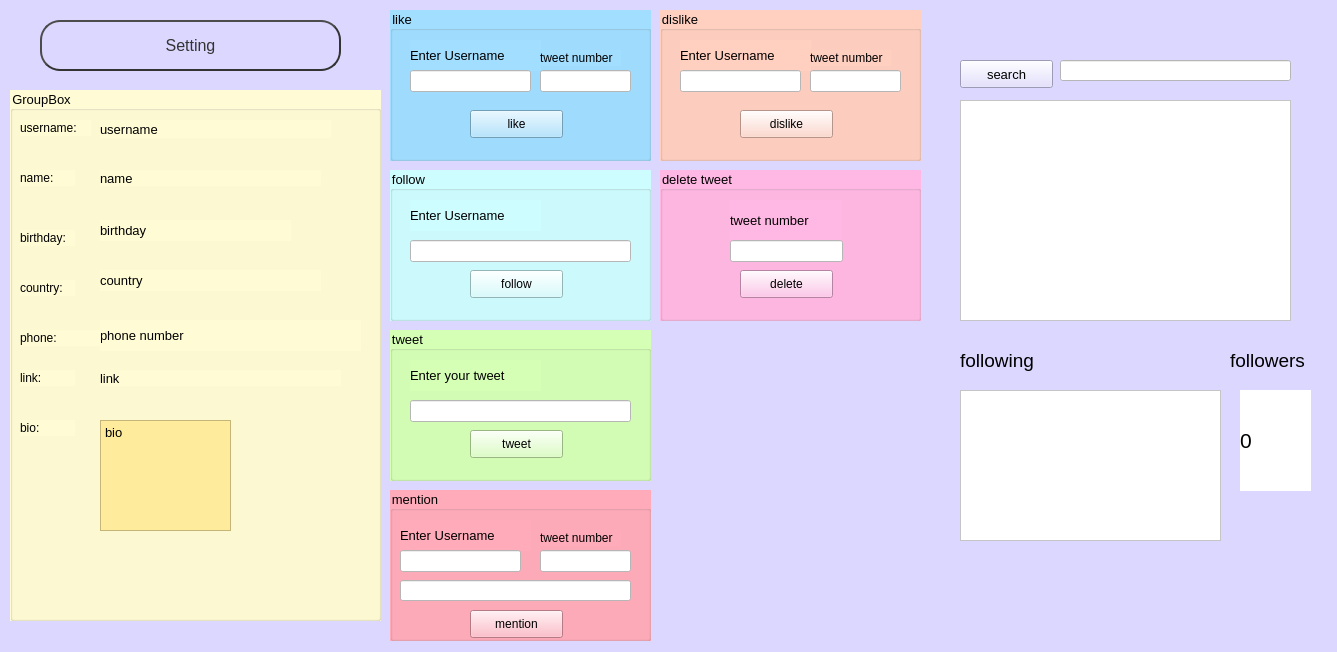
First picture: the form in profile.ui, repository romina-kh/project2_rm, before the edit.
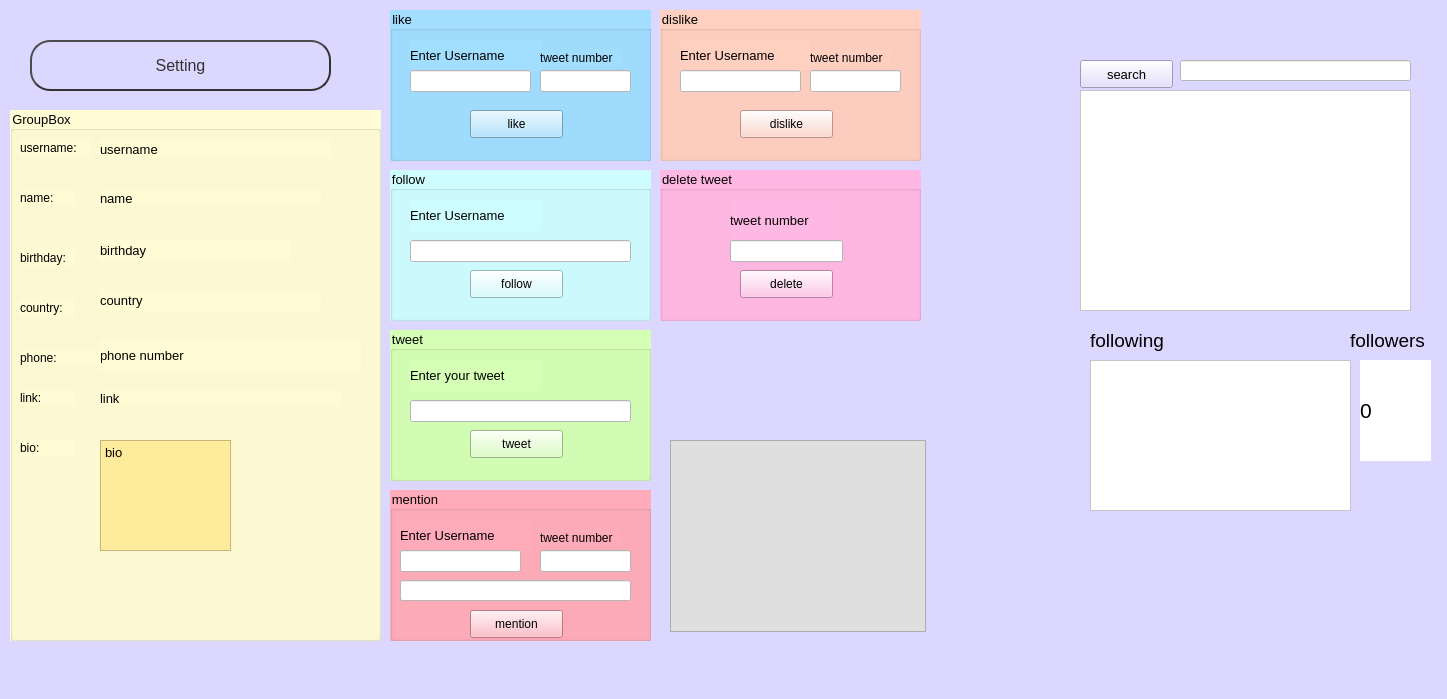
Second picture: the form after the edit.

What changed in the file:
```diff
--- a/profile.ui
+++ b/profile.ui
@@ -6,8 +6,8 @@
    <rect>
     <x>0</x>
     <y>0</y>
-    <width>1337</width>
-    <height>652</height>
+    <width>1447</width>
+    <height>699</height>
    </rect>
   </property>
   <property name="font">
@@ -25,7 +25,7 @@
    <property name="geometry">
     <rect>
      <x>10</x>
-     <y>90</y>
+     <y>110</y>
      <width>371</width>
      <height>531</height>
     </rect>
@@ -264,8 +264,8 @@
   <widget class="QPushButton" name="btn_setting">
    <property name="geometry">
     <rect>
-     <x>40</x>
-     <y>20</y>
+     <x>30</x>
+     <y>40</y>
      <width>301</width>
      <height>51</height>
     </rect>
@@ -607,7 +607,7 @@
   <widget class="QLineEdit" name="ln_search_pro">
    <property name="geometry">
     <rect>
-     <x>1060</x>
+     <x>1180</x>
      <y>60</y>
      <width>231</width>
      <height>21</height>
@@ -706,7 +706,7 @@
   <widget class="QPushButton" name="btn_search">
    <property name="geometry">
     <rect>
-     <x>960</x>
+     <x>1080</x>
      <y>60</y>
      <width>93</width>
      <height>28</height>
@@ -779,8 +779,8 @@
   <widget class="QListWidget" name="list_pro">
    <property name="geometry">
     <rect>
-     <x>960</x>
-     <y>100</y>
+     <x>1080</x>
+     <y>90</y>
      <width>331</width>
      <height>221</height>
     </rect>
@@ -792,8 +792,8 @@
   <widget class="QLabel" name="lbl_following">
    <property name="geometry">
     <rect>
-     <x>960</x>
-     <y>340</y>
+     <x>1090</x>
+     <y>320</y>
      <width>91</width>
      <height>41</height>
     </rect>
@@ -810,8 +810,8 @@
   <widget class="QListWidget" name="listWidget_following">
    <property name="geometry">
     <rect>
-     <x>960</x>
-     <y>390</y>
+     <x>1090</x>
+     <y>360</y>
      <width>261</width>
      <height>151</height>
     </rect>
@@ -823,8 +823,8 @@
   <widget class="QLabel" name="label">
    <property name="geometry">
     <rect>
-     <x>1230</x>
-     <y>350</y>
+     <x>1350</x>
+     <y>330</y>
      <width>111</width>
      <height>21</height>
     </rect>
@@ -841,8 +841,8 @@
   <widget class="QLabel" name="lbl_follower_pro">
    <property name="geometry">
     <rect>
-     <x>1240</x>
-     <y>390</y>
+     <x>1360</x>
+     <y>360</y>
      <width>71</width>
      <height>101</height>
     </rect>
@@ -859,6 +859,19 @@
     <string>0</string>
    </property>
   </widget>
+  <widget class="QListWidget" name="listWidget">
+   <property name="geometry">
+    <rect>
+     <x>670</x>
+     <y>440</y>
+     <width>256</width>
+     <height>192</height>
+    </rect>
+   </property>
+   <property name="styleSheet">
+    <string notr="true">background-color: rgb(223, 223, 223);</string>
+   </property>
+  </widget>
  </widget>
  <resources/>
  <connections/>
```
